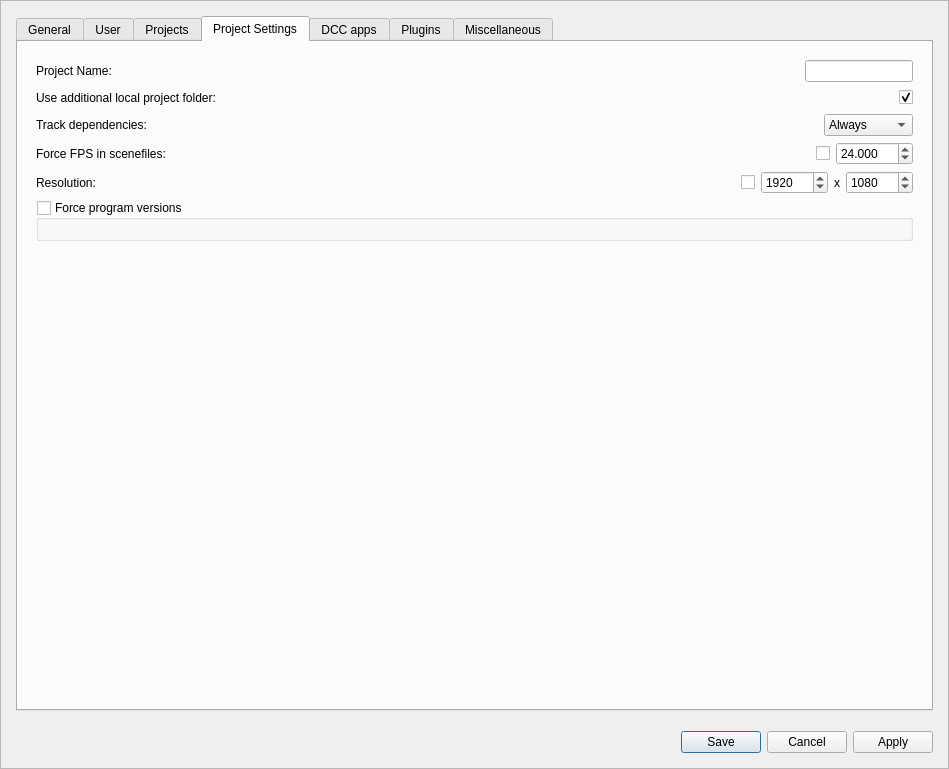
This is Prism/Scripts/UserInterfacesPrism/PrismSettings.ui in PrismPipeline/Prism as Qt 5 draws it before an edit. The edited form follows.
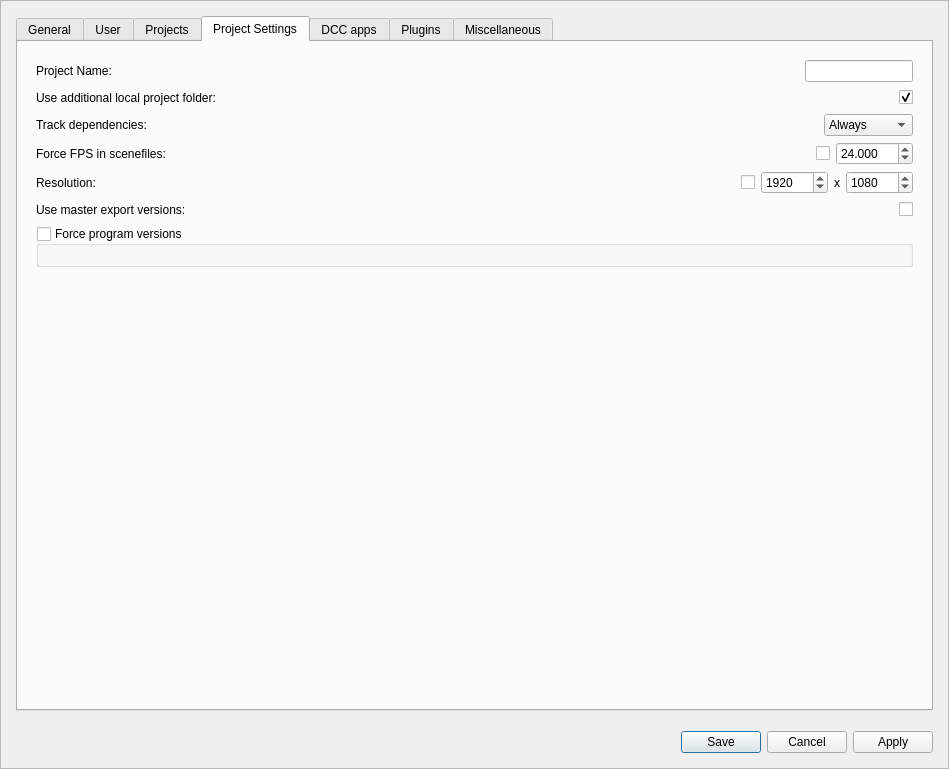
This is the edited form. The open tabs and pages were chosen to show the change.

Commit message: master export version beta - v1.3.0.54

The edit to the form file:
```diff
--- a/Prism/Scripts/UserInterfacesPrism/PrismSettings.ui
+++ b/Prism/Scripts/UserInterfacesPrism/PrismSettings.ui
@@ -901,6 +901,51 @@
                 </layout>
                </widget>
               </item>
+              <item>
+               <widget class="QWidget" name="widget_12" native="true">
+                <layout class="QHBoxLayout" name="horizontalLayout_16">
+                 <property name="leftMargin">
+                  <number>0</number>
+                 </property>
+                 <property name="topMargin">
+                  <number>0</number>
+                 </property>
+                 <property name="rightMargin">
+                  <number>0</number>
+                 </property>
+                 <property name="bottomMargin">
+                  <number>0</number>
+                 </property>
+                 <item>
+                  <widget class="QLabel" name="label_6">
+                   <property name="text">
+                    <string>Use master export versions:</string>
+                   </property>
+                  </widget>
+                 </item>
+                 <item>
+                  <spacer name="horizontalSpacer_11">
+                   <property name="orientation">
+                    <enum>Qt::Horizontal</enum>
+                   </property>
+                   <property name="sizeHint" stdset="0">
+                    <size>
+                     <width>40</width>
+                     <height>20</height>
+                    </size>
+                   </property>
+                  </spacer>
+                 </item>
+                 <item>
+                  <widget class="QCheckBox" name="chb_curPuseMaster">
+                   <property name="text">
+                    <string/>
+                   </property>
+                  </widget>
+                 </item>
+                </layout>
+               </widget>
+              </item>
               <item>
                <widget class="QGroupBox" name="gb_curPversions">
                 <property name="title">
```
Left out of the diff: 3 changed lines with no effect on the pictures. The commit also changes 15 other files.
